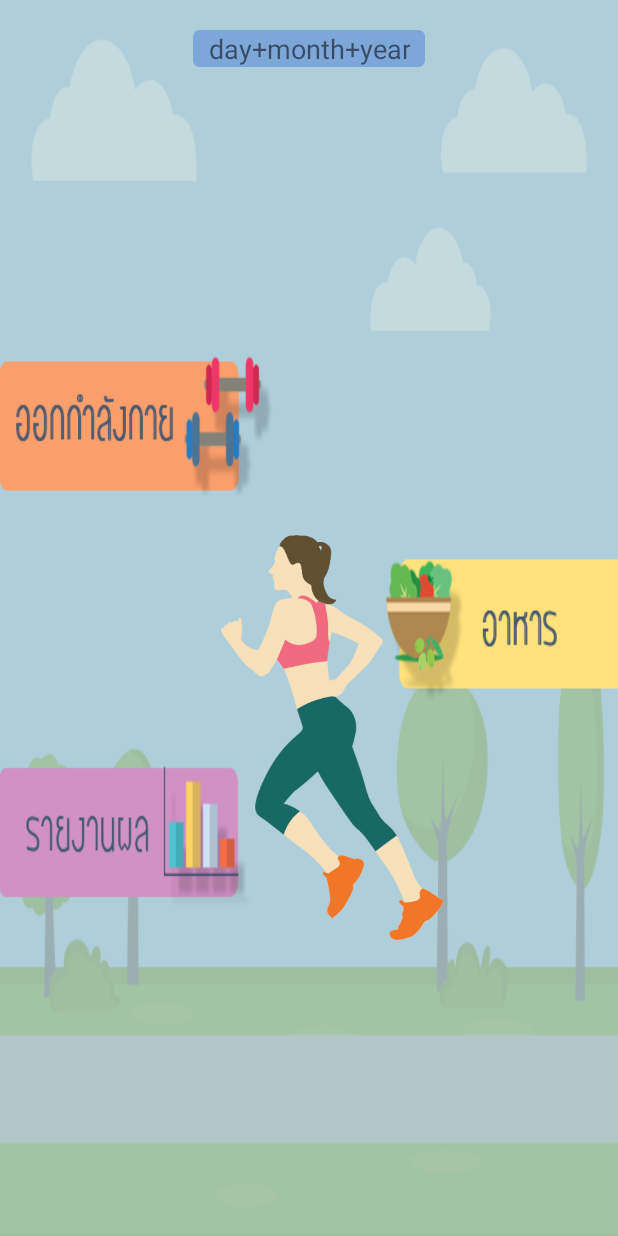
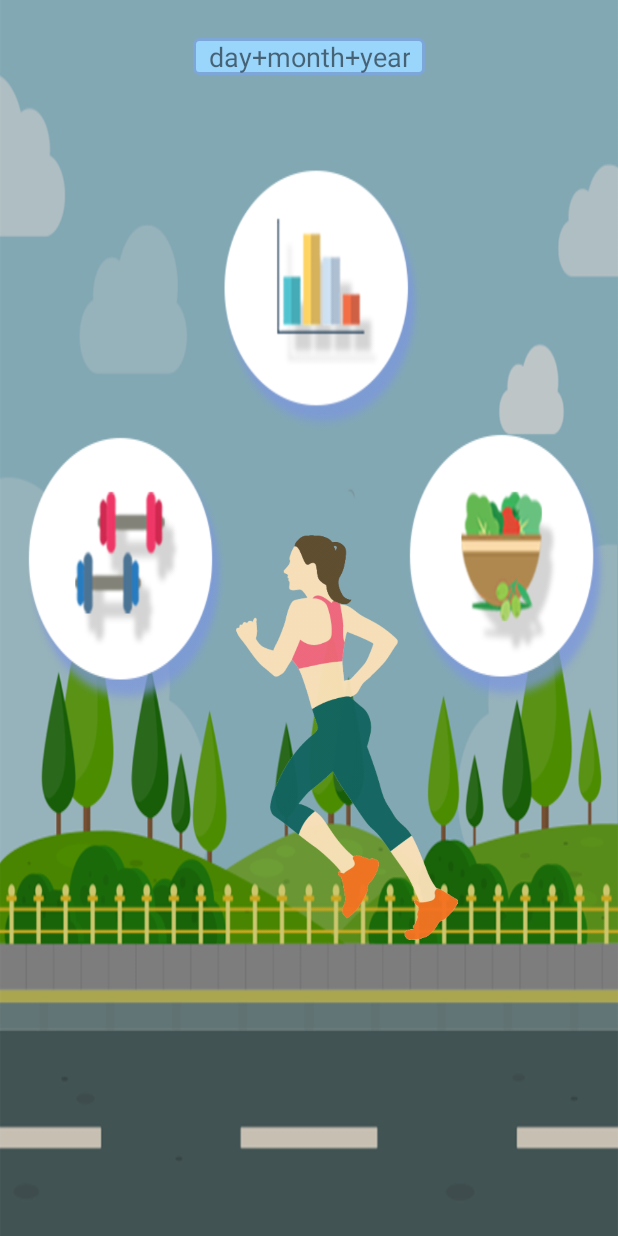
Before and after one commit to jirapornpraneet/AppHappyHealthy, an Android app: the Home screen opened directly, with no data from a screen before it, on a phone screen of 412 x 824 dp. Run offline under Robolectric (Android 15) with nearby library versions, the phone set to English and light mode, and no system bars.

Commit message:
DesignMain

```diff
--- a/app/src/main/java/com/example/nut/happyhealthy/DataUser.java
+++ b/app/src/main/java/com/example/nut/happyhealthy/DataUser.java
@@ -33,8 +33,6 @@
     private RadioGroup User_Sex;
     private RadioButton man, woman;
     private String strName,strSex  = "male",strAge,intHeight,douWeight,douBmr,douBmi;
-
-
 
 
     @Override
--- a/app/src/main/res/drawable/my_border_black.xml
+++ b/app/src/main/res/drawable/my_border_black.xml
@@ -4,7 +4,7 @@
 
     <!-- view background color -->
     <solid
-        android:color="#7da7d9" >
+        android:color="#9ad6fc" >
     </solid>
 
     <!-- view border color and width -->
--- a/app/src/main/res/layout/activity_diabetes.xml
+++ b/app/src/main/res/layout/activity_diabetes.xml
@@ -159,7 +159,6 @@
             android:layout_width="match_parent"
             android:layout_height="wrap_content"
             android:id="@+id/imageView13"
-            android:background="@drawable/savedatauser"
             android:onClick="ClickDisLevelsSugar"
             android:layout_marginTop="20dp" />
 
--- a/app/src/main/res/layout/activity_home.xml
+++ b/app/src/main/res/layout/activity_home.xml
@@ -4,7 +4,7 @@
     android:layout_width="fill_parent"
     android:layout_height="fill_parent"
     tools:context="com.example.nut.happyhealthy.Home"
-    android:background="@drawable/wal">
+    android:background="@drawable/wal5">
 
     <TextView
         android:layout_width="wrap_content"
@@ -16,7 +16,7 @@
         android:id="@+id/showDate"
         android:layout_centerHorizontal="true"
         android:background="@drawable/my_border_black"
-        android:layout_marginTop="20dp"
+        android:layout_marginTop="25dp"
         android:textSize="18dp" />
 
     <LinearLayout
@@ -38,7 +38,7 @@
                 android:id="@+id/imageView"
                 android:src="@drawable/woman"
                 android:layout_marginTop="160dp"
-                android:layout_marginLeft="15dp" />
+                android:layout_marginLeft="25dp" />
         </LinearLayout>
 
     </LinearLayout>
@@ -78,7 +78,8 @@
             android:layout_width="wrap_content"
             android:layout_height="wrap_content"
             android:id="@+id/imageView7"
-            android:background="@drawable/rr" />
+            android:background="@drawable/rr"
+            android:layout_marginTop="27dp" />
     </LinearLayout>
 
 </RelativeLayout>
```
Also changed, not shown: app/src/main/res/drawable-xhdpi/savedatauser2.png (deleted), app/src/main/res/drawable/bbdatauser.png (added), app/src/main/res/drawable/da1.png (added), app/src/main/res/drawable/da2.png (added), app/src/main/res/drawable/da3.png (added), app/src/main/res/drawable/da4.png (added), app/src/main/res/drawable/ee.png, app/src/main/res/drawable/ff.png, app/src/main/res/drawable/rr.png, app/src/main/res/drawable/userdatahead.png (deleted), app/src/main/res/drawable/wal5.png, app/src/main/res/layout/activity_data_user.xml (line endings or trailing spaces).
